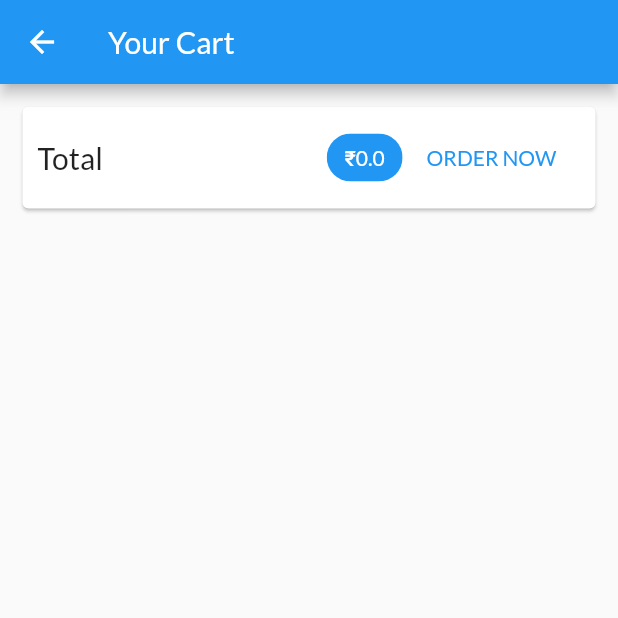
After one commit to RivaanRanawat/shopping-app-flutter, a Flutter app: the CartScreen screen opened by its route, on a phone screen of 412 x 824 dp, the top half of it. The commit adds this screen. Run offline on Flutter 3.47's test engine with Material 2 defaults, Android fonts, the phone set to English and light mode, and no system bars; network calls fail.

Commit message:
completed cart screen

```diff
--- a/lib/main.dart
+++ b/lib/main.dart
@@ -4,6 +4,7 @@ import './providers/cart.dart';
 import './providers/product_provider.dart';
 import './screens/product_details_screen.dart';
 import './screens/products_overview_screen.dart';
+import "./screens/cart_screen.dart";
 
 void main() => runApp(MyApp());
 
@@ -24,6 +25,7 @@ class MyApp extends StatelessWidget {
         home: ProductsOverviewScreen(),
         routes: {
           ProductDetailsScreen.routeName: (ctx) => ProductDetailsScreen(),
+          CartScreen.routeName: (ctx) => CartScreen(),
         },
       ),
     );
--- a/lib/providers/cart.dart
+++ b/lib/providers/cart.dart
@@ -43,4 +43,17 @@ class Cart with ChangeNotifier {
   int get productsLength {
     return _items == null? 0: _items.length;
   }
+
+  double get totalPrice {
+  var total = 0.0;
+  _items.forEach((key, value) {
+    total+=value.price*value.quantity;
+  });
+  return total;
+  }
+
+  void removeItem(String id) {
+    _items.remove(id);
+    notifyListeners();
+  }
 }
--- a/lib/providers/product_provider.dart
+++ b/lib/providers/product_provider.dart
@@ -6,7 +6,7 @@ class Products with ChangeNotifier {
       id: 'p1',
       title: 'Red Shirt',
       description: 'A red shirt - it is pretty red!',
-      price: 11129.99,
+      price: 1129.99,
       imageUrl:
           'https://cdn.pixabay.com/photo/2016/10/02/22/17/red-t-shirt-1710578_1280.jpg',
     ),
@@ -14,7 +14,7 @@ class Products with ChangeNotifier {
       id: 'p2',
       title: 'Trousers',
       description: 'A nice pair of trousers.',
-      price: 1159.99,
+      price: 159.99,
       imageUrl:
           'https://upload.wikimedia.org/wikipedia/commons/thumb/e/e8/Trousers%2C_dress_%28AM_1960.022-8%29.jpg/512px-Trousers%2C_dress_%28AM_1960.022-8%29.jpg',
     ),
@@ -22,7 +22,7 @@ class Products with ChangeNotifier {
       id: 'p3',
       title: 'Yellow Scarf',
       description: 'Warm and cozy - exactly what you need for the winter.',
-      price: 1119.99,
+      price: 119.99,
       imageUrl:
           'https://live.staticflickr.com/4043/4438260868_cc79b3369d_z.jpg',
     ),
@@ -30,7 +30,7 @@ class Products with ChangeNotifier {
       id: 'p4',
       title: 'A Pan',
       description: 'Prepare any meal you want.',
-      price: 149.99,
+      price: 50.50,
       imageUrl:
           'https://upload.wikimedia.org/wikipedia/commons/thumb/1/14/Cast-Iron-Pan.jpg/1024px-Cast-Iron-Pan.jpg',
     ),];
--- /dev/null
+++ b/lib/screens/cart_screen.dart
@@ -0,0 +1,63 @@
+import "package:flutter/material.dart";
+import 'package:provider/provider.dart';
+import '../providers/cart.dart' show Cart;
+import "../widgets/cart_item.dart";
+
+class CartScreen extends StatelessWidget {
+  static const routeName = "/cart-screen";
+  @override
+  Widget build(BuildContext context) {
+    var cart = Provider.of<Cart>(context);
+    return Scaffold(
+        appBar: AppBar(
+          title: Text("Your Cart"),
+        ),
+        body: Column(
+          children: [
+            Card(
+              margin: EdgeInsets.all(15),
+              child: Padding(
+                padding: EdgeInsets.all(10),
+                child: Row(
+                  mainAxisAlignment: MainAxisAlignment.spaceBetween,
+                  children: [
+                    Text(
+                      "Total",
+                      style: TextStyle(fontSize: 20),
+                    ),
+                    Spacer(),
+                    Chip(
+                      label: Text(
+                        "₹${cart.totalPrice}",
+                        style: TextStyle(color: Colors.white),
+                      ),
+                      backgroundColor: Theme.of(context).primaryColor,
+                    ),
+                    FlatButton(
+                      child: Text("ORDER NOW"),
+                      textColor: Theme.of(context).primaryColor,
+                      onPressed: () {},
+                    ),
+                  ],
+                ),
+              ),
+            ),
+            SizedBox(
+              height: 10,
+            ),
+            Expanded(
+              child: ListView.builder(
+                itemCount: cart.items.length,
+                itemBuilder: (ctx, i) => CartItem(
+                  id: cart.items.values.toList()[i].id,
+                  productId: cart.items.keys.toList()[i],
+                  price: cart.items.values.toList()[i].price,
+                  quantity: cart.items.values.toList()[i].quantity,
+                  title: cart.items.values.toList()[i].title,
+                ),
+              ),
+            ),
+          ],
+        ));
+  }
+}
--- a/lib/screens/products_overview_screen.dart
+++ b/lib/screens/products_overview_screen.dart
@@ -1,5 +1,6 @@
 import "package:flutter/material.dart";
 import 'package:provider/provider.dart';
+import '../screens/cart_screen.dart';
 import '../providers/cart.dart';
 import "../widgets/products_grid.dart";
 import "../widgets/badge.dart";
@@ -61,7 +62,9 @@ class _ProductsOverviewScreenState extends State<ProductsOverviewScreen> {
               ),
               child: IconButton(
                   icon: Icon(Icons.shopping_cart),
-                  onPressed: (){},
+                  onPressed: (){
+                    Navigator.of(context).pushNamed(CartScreen.routeName);
+                  },
                 ),
             )
           ],
```
Also changed, not shown: lib/widgets/cart_item.dart (added, +42 -0 lines).
